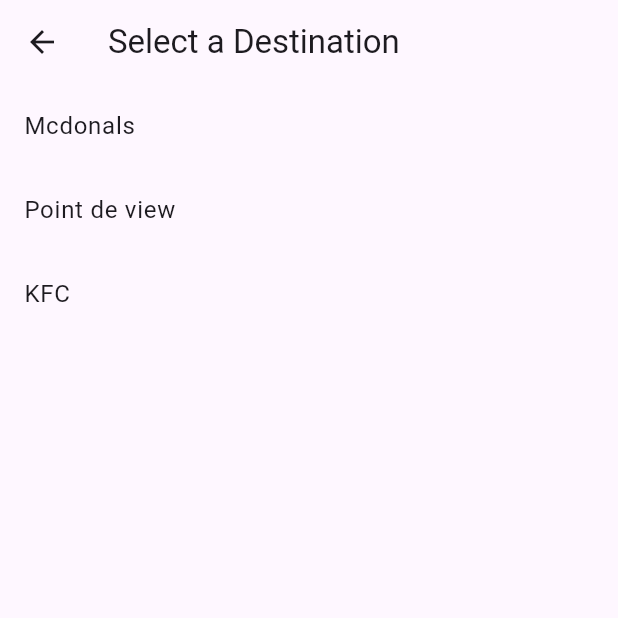
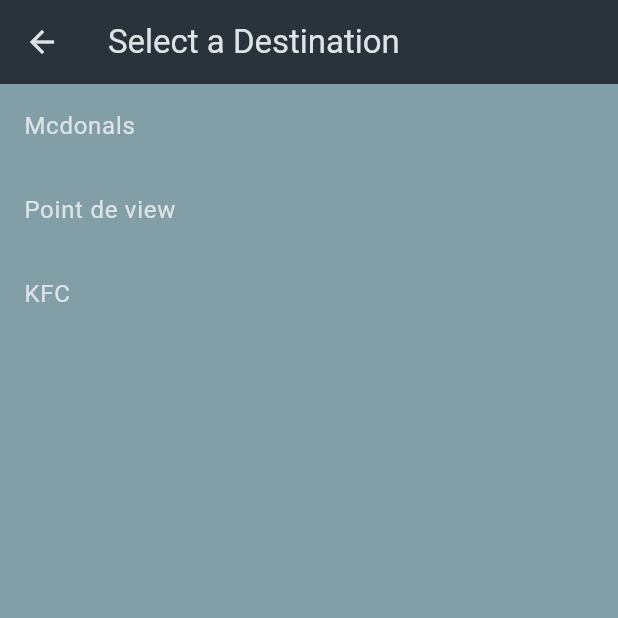
Before and after one commit to lazytitan1234/CPD_SWD6.2B, a Flutter app: the screen it shows after launch, after a tap on "Get Current Location", after a tap on "Select Destination", on a phone screen of 412 x 824 dp, the top half of it. Run offline on Flutter 3.47's test engine with Material 3 defaults, Android fonts, the phone set to English and light mode, and no system bars; our stand-ins replace firebase_database, flutter_local_notifications, geolocator, timezone; accounts and stored records are empty.

Commit message:
Trying to resolve the firebase, and updated the main.dart to make the UI look a bit different

```diff
--- a/lib/main.dart
+++ b/lib/main.dart
@@ -1,10 +1,27 @@
 import 'package:flutter/material.dart';
 import 'package:foodfinder/views/main_screen.dart';
 
-Future<void> main() async {
-  WidgetsFlutterBinding.ensureInitialized();
+void main() {
+  runApp(const foodfinder());
+}
 
-  runApp(const MaterialApp(
-    home: MainScreen(),
-  ));
+class foodfinder extends StatelessWidget {
+  const foodfinder({super.key});
+
+  @override
+  Widget build(BuildContext context) {
+      return MaterialApp(
+        title: 'Main Screen',
+        theme: ThemeData.dark().copyWith(
+        colorScheme: ColorScheme.fromSeed(
+          seedColor: const Color.fromARGB(255, 74, 104, 112),
+          brightness: Brightness.dark,
+          surface: const Color.fromARGB(255, 42, 51, 59),
+        ),
+        scaffoldBackgroundColor: const Color.fromARGB(255, 130, 159, 167),
+      ),
+      debugShowCheckedModeBanner: false,
+      home: const MainScreen(),
+    );
+  }
 }
--- a/pubspec.yaml
+++ b/pubspec.yaml
@@ -11,12 +11,13 @@
 dependencies:
   flutter:
     sdk: flutter
-  firebase_core: ^2.4.1
+  firebase_core: ^2.18.0
   firebase_database: ^10.2.1
   geolocator: ^9.0.2
   flutter_local_notifications: ^19.0.0
   timezone: ^0.10.0
   cupertino_icons: ^1.0.8
+  http: ^1.3.0
 
 dev_dependencies:
   flutter_test:
```
Also changed, not shown: lib/services/database_service.dart (+26 -4 lines), pubspec.lock, 4 other files.
